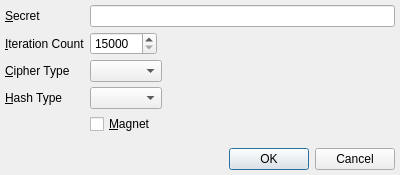
This is branches/trunk/GoldBug-UI/spot-on-private-application-credentials.ui in textbrowser/spot-on as Qt 5 draws it before an edit. The edited form follows.
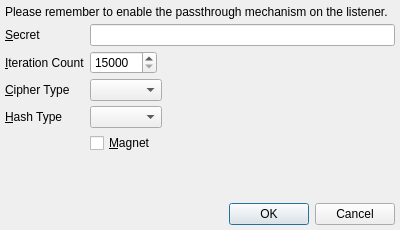
This is the edited form. Icons and pictures are not drawn.

Diff of the .ui file:
```diff
--- a/branches/trunk/GoldBug-UI/spot-on-private-application-credentials.ui
+++ b/branches/trunk/GoldBug-UI/spot-on-private-application-credentials.ui
@@ -7,7 +7,7 @@
     <x>0</x>
     <y>0</y>
     <width>400</width>
-    <height>175</height>
+    <height>230</height>
    </rect>
   </property>
   <property name="windowIcon">
@@ -30,6 +30,16 @@
    <property name="bottomMargin">
     <number>5</number>
    </property>
+   <item>
+    <widget class="QLabel" name="label_5">
+     <property name="text">
+      <string>Please remember to enable the passthrough mechanism on the listener.</string>
+     </property>
+     <property name="wordWrap">
+      <bool>true</bool>
+     </property>
+    </widget>
+   </item>
    <item>
     <layout class="QGridLayout" name="gridLayout">
      <property name="spacing">
```
Left out of the diff: 2 changed lines with no effect on the pictures.
